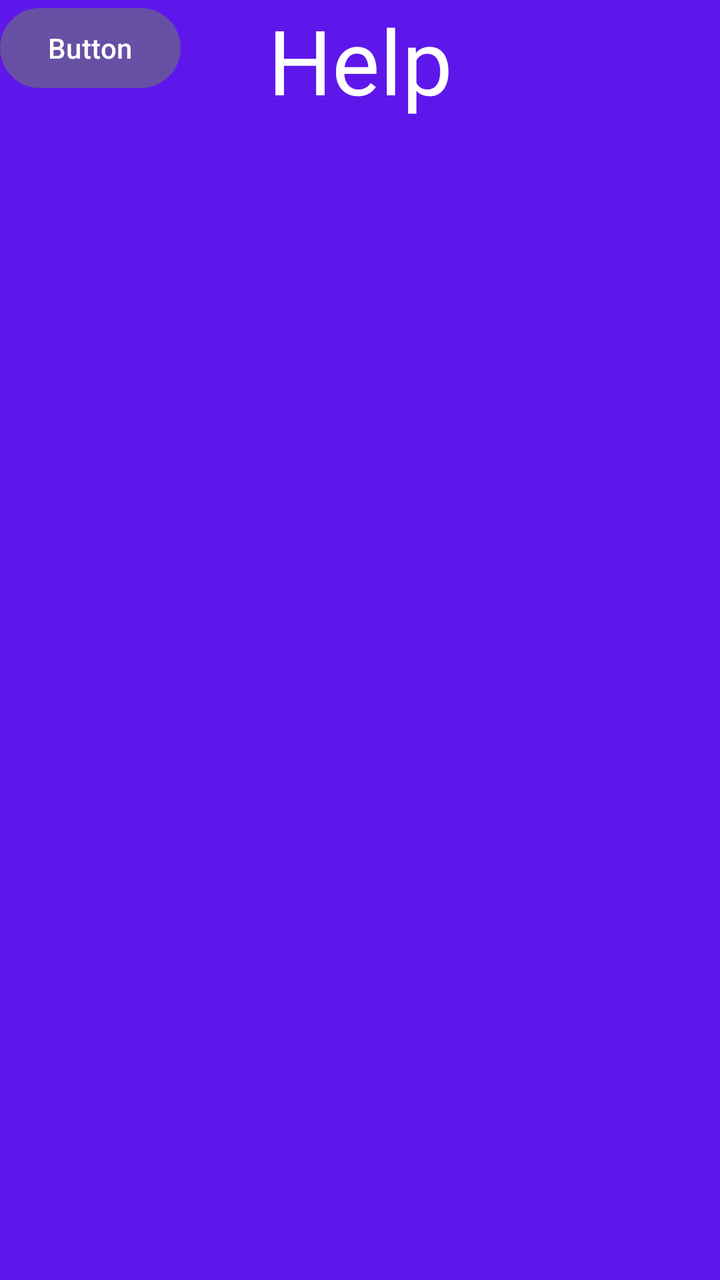
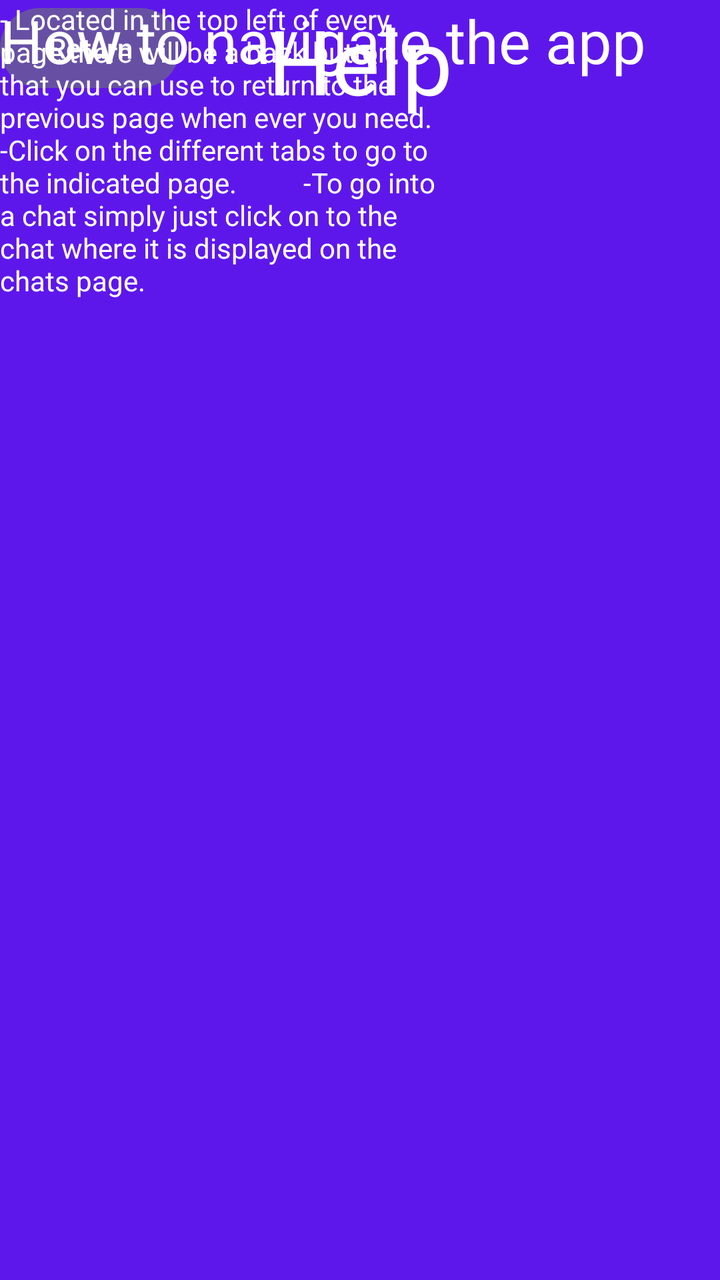

The first picture is an Android layout as it rendered before a commit; the second is the same layout after the commit. The layout source and the unified diff follow.
<!-- AndroidManifest.xml: application theme Theme.GeorgeAndIzzy -->
<!-- res/layout/activity_help.xml -->
<?xml version="1.0" encoding="utf-8"?>
<androidx.constraintlayout.widget.ConstraintLayout xmlns:android="http://schemas.android.com/apk/res/android"
    xmlns:app="http://schemas.android.com/apk/res-auto"
    xmlns:tools="http://schemas.android.com/tools"
    android:id="@+id/main"
    android:layout_width="match_parent"
    android:layout_height="match_parent"
    android:background="#5e17eb"
    tools:context=".Help">

    <TextView
        android:id="@+id/textView9"
        android:layout_width="wrap_content"
        android:layout_height="wrap_content"
        android:text="Help"
        android:textColor="@color/white"
        android:textSize="45dp"
        app:layout_constraintEnd_toEndOf="parent"
        app:layout_constraintHorizontal_bias="0.5"
        app:layout_constraintStart_toStartOf="parent"
        tools:layout_editor_absoluteY="31dp" />

    <Button
        android:id="@+id/buttonBack4"
        android:layout_width="wrap_content"
        android:layout_height="wrap_content"
        android:text="Button"
        tools:layout_editor_absoluteX="14dp"
        tools:layout_editor_absoluteY="18dp" />

</androidx.constraintlayout.widget.ConstraintLayout>
<!-- resources referenced by this layout -->
<resources>
  <color name="white">#FFFFFFFF</color>
  <style name="Theme.GeorgeAndIzzy" parent="Base.Theme.GeorgeAndIzzy" />
  <style name="Base.Theme.GeorgeAndIzzy" parent="Theme.Material3.DayNight.NoActionBar">
          
          
      </style>
</resources>

<!-- the commit's change to res/layout/activity_help.xml (unified diff, before → after) -->
@@ -24,8 +24,31 @@
         android:id="@+id/buttonBack4"
         android:layout_width="wrap_content"
         android:layout_height="wrap_content"
-        android:text="Button"
+        android:text="Return"
         tools:layout_editor_absoluteX="14dp"
         tools:layout_editor_absoluteY="18dp" />
 
+    <TextView
+        android:id="@+id/textView12"
+        android:layout_width="339dp"
+        android:layout_height="74dp"
+        android:text="How to navigate the app"
+        android:textColor="@color/white"
+        android:textSize="30dp"
+        tools:layout_editor_absoluteX="36dp"
+        tools:layout_editor_absoluteY="133dp" />
+
+    <TextView
+        android:id="@+id/textView13"
+        android:layout_width="221dp"
+        android:layout_height="160dp"
+        android:text="- Located in the top left of every page there will be a
+back button that you can use to return to the previous page when ever you need.
+                              -Click on the different tabs to go to the indicated page.
+         -To go into a chat simply just click on to the chat where it is displayed on the
+chats page."
+        android:textColor="@color/white"
+        tools:layout_editor_absoluteX="95dp"
+        tools:layout_editor_absoluteY="207dp" />
+
 </androidx.constraintlayout.widget.ConstraintLayout>
